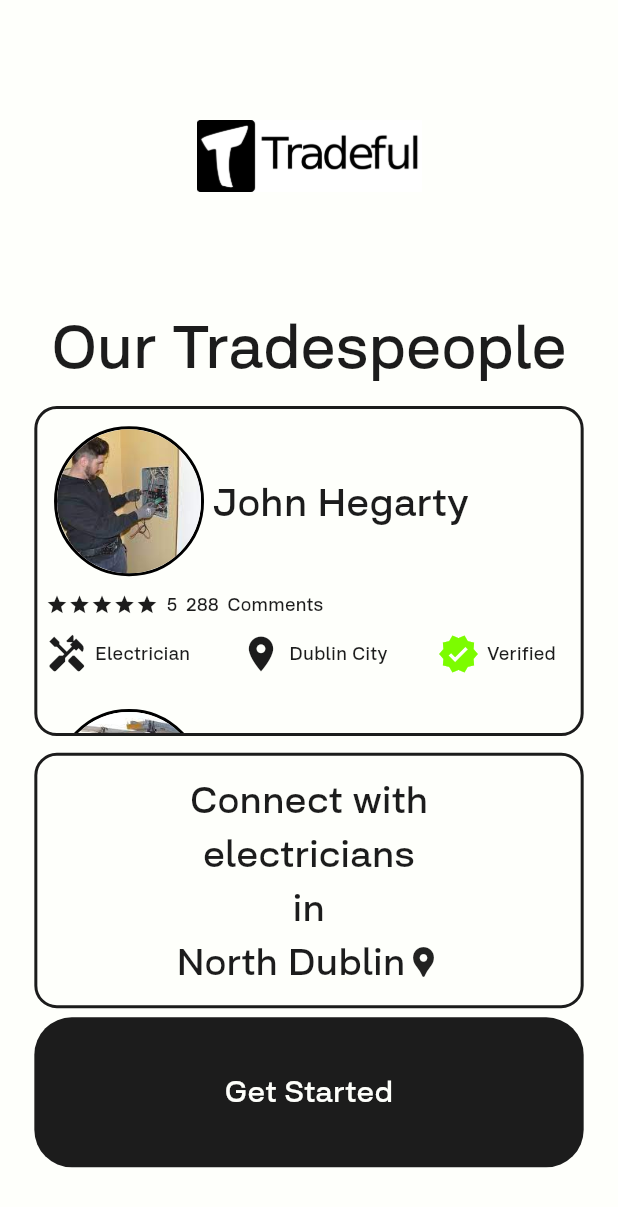
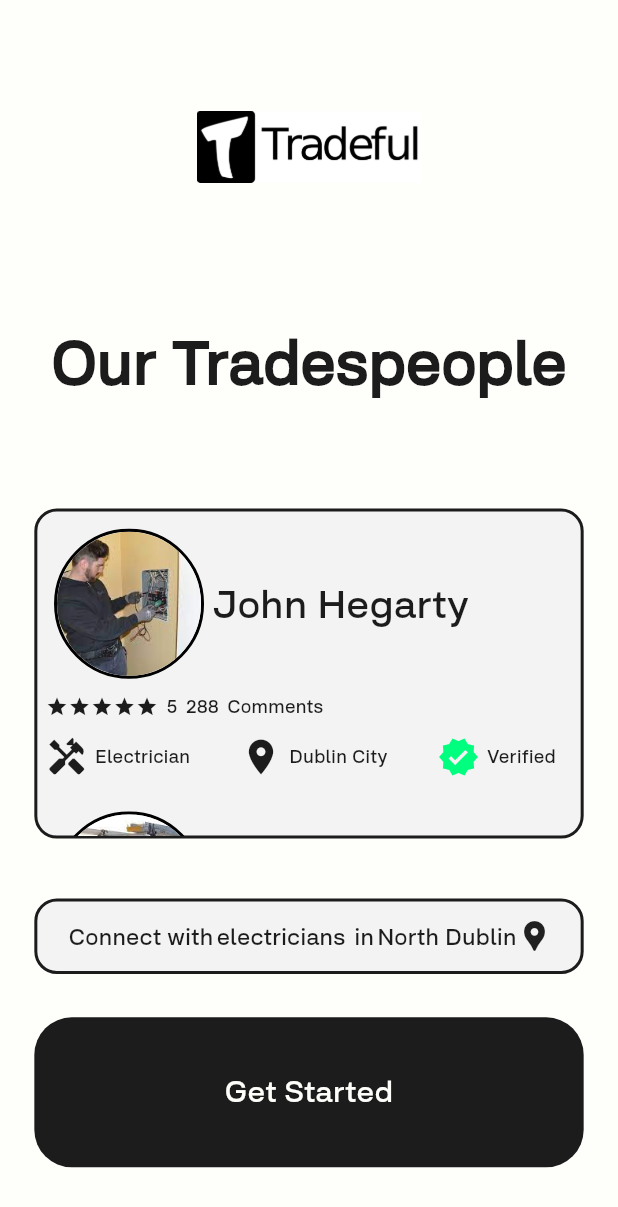
Before and after one commit to Odhran7/tradeful_app, a Flutter app: the screen it shows after launch, on a phone screen of 412 x 824 dp. Shown: the top 1207 px of the screen. Run offline on Flutter 3.47's test engine with Material 2 defaults, Android fonts, the phone set to English and light mode, and no system bars; our stand-ins replace flutter_svg, get.

Commit message:
UI Changes

```diff
--- a/lib/pages/home/main_home_page.dart
+++ b/lib/pages/home/main_home_page.dart
@@ -78,14 +78,18 @@ class _getStartedBody extends StatelessWidget {
 
   @override
   Widget build(BuildContext context) {
-    return Column(
+    return Expanded(
+      child: Column(
+        mainAxisAlignment: MainAxisAlignment.spaceEvenly,
         children: [
           BigText(
             text: "Our Tradespeople",
             size: 40,
+            bold: true,
           ),
           SizedBox(height: Dimensions.height15,),
           Container(
+
               height: 220,
               margin: EdgeInsets.only(
                   left: Dimensions.width30,
@@ -94,6 +98,7 @@ class _getStartedBody extends StatelessWidget {
               decoration: BoxDecoration(
                 border: Border.all(color: AppColors.mainColor, width: 2.0),
                 borderRadius: BorderRadius.circular(15),
+                color: AppColors.iconWhite,
               ),
               child: AutoScrollingListView(
                 tradesPeople: tradesPeople,
@@ -102,22 +107,24 @@ class _getStartedBody extends StatelessWidget {
               padding: EdgeInsets.only(
                   top: Dimensions.height30,
                   bottom: Dimensions.height30,
-                left: Dimensions.width30,
-                right: Dimensions.width30),
+                  left: Dimensions.width15,
+                  right: Dimensions.width15),
               margin: EdgeInsets.only(
                   left: Dimensions.width30, right: Dimensions.width30),
               decoration: BoxDecoration(
                 border: Border.all(color: AppColors.mainColor, width: 2.0),
                 borderRadius: BorderRadius.circular(15),
+                color: AppColors.iconWhite,
               ),
-            child: Column(
+              child: Row(
+                mainAxisAlignment: MainAxisAlignment.center,
                 children: [
-                BigText(text: "Connect with ", size: 25),
+                  BigText(text: "Connect with ", size: 15),
                   AlternatingTextWidget(
                     textList: textListTrades,
                     seconds: 2,
                   ),
-                BigText(text: "in", size: 25),
+                  BigText(text: " in ", size: 15),
                   Row(
                     mainAxisAlignment: MainAxisAlignment.center,
                     children: [
@@ -131,6 +138,7 @@ class _getStartedBody extends StatelessWidget {
                 ],
               )),
         ],
+      ),
     );
   }
 }
--- a/lib/utils/colors.dart
+++ b/lib/utils/colors.dart
@@ -22,5 +22,5 @@ class AppColors {
 
   // Green color
 
-  static final Color verifiedGreen = const Color(0xff7CFC00);
+  static final Color verifiedGreen = const Color(0xff00FF7F);
 }
--- a/lib/widgets/alternating_text_widget.dart
+++ b/lib/widgets/alternating_text_widget.dart
@@ -59,7 +59,7 @@ class _AlternatingTextWidgetState extends State<AlternatingTextWidget> {
         child: BigText(
           text: widget.textList[_index],
           color: AppColors.mainColor,
-          size: 25,
+          size: 15,
         ));
   }
 }
--- a/lib/widgets/big_text.dart
+++ b/lib/widgets/big_text.dart
@@ -2,18 +2,22 @@ import 'package:flutter/foundation.dart';
 import 'package:flutter/widgets.dart';
 
 class BigText extends StatelessWidget {
-
   final String text;
   Color? color;
   double size;
   TextOverflow overflow;
+  bool? bold;
+  bool? underline;
 
-  BigText(
-      {super.key,
+  BigText({
+    super.key,
     required this.text,
     this.color = const Color(0xff1c1c1c),
     this.overflow = TextOverflow.ellipsis,
-      this.size = 0});
+    this.size = 0,
+    this.bold = false,
+    this.underline = false,
+  });
 
   @override
   Widget build(BuildContext context) {
@@ -24,7 +28,8 @@ class BigText extends StatelessWidget {
           color: color,
           fontFamily: 'Salma Pro',
           fontSize: size == 0 ? 20 : size,
-      ),
+          decoration: underline! ? TextDecoration.underline : TextDecoration.none,
+          fontWeight: bold! ? FontWeight.bold : FontWeight.normal),
     );
   }
 }
--- a/lib/widgets/onboardingIconWidget.dart
+++ b/lib/widgets/onboardingIconWidget.dart
@@ -32,6 +32,7 @@ class OnbaordingIconWidget extends StatelessWidget {
         decoration: BoxDecoration(
           border: Border.all(color: AppColors.mainColor, width: 2.0),
           borderRadius: BorderRadius.circular(15),
+          color: AppColors.iconWhite,
         ),
         child: Row(
           mainAxisAlignment: MainAxisAlignment.spaceBetween,
```
Lines whose indentation alone changed are shown as unchanged.
